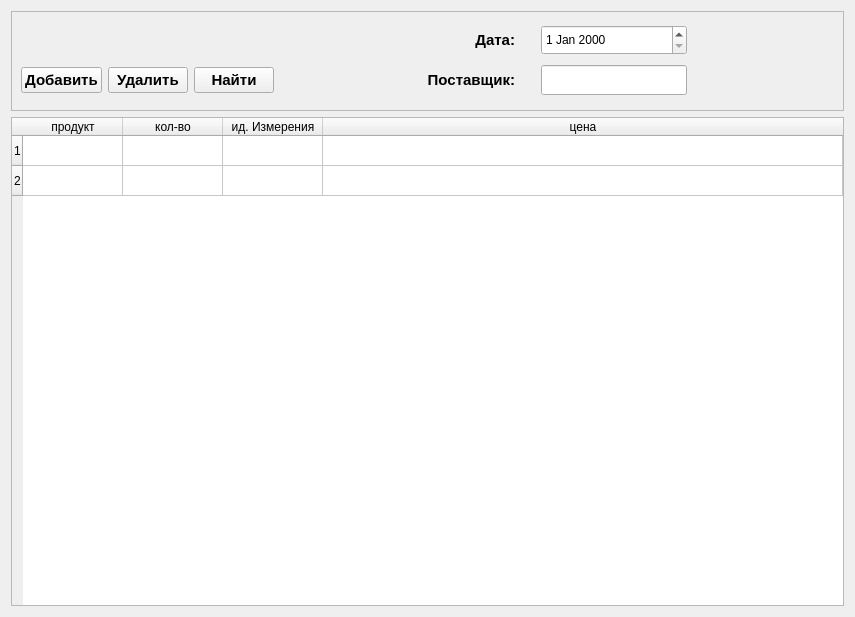
Above: ui/prihod.ui from daslin02/Docu before the change. Below: the same form after it.
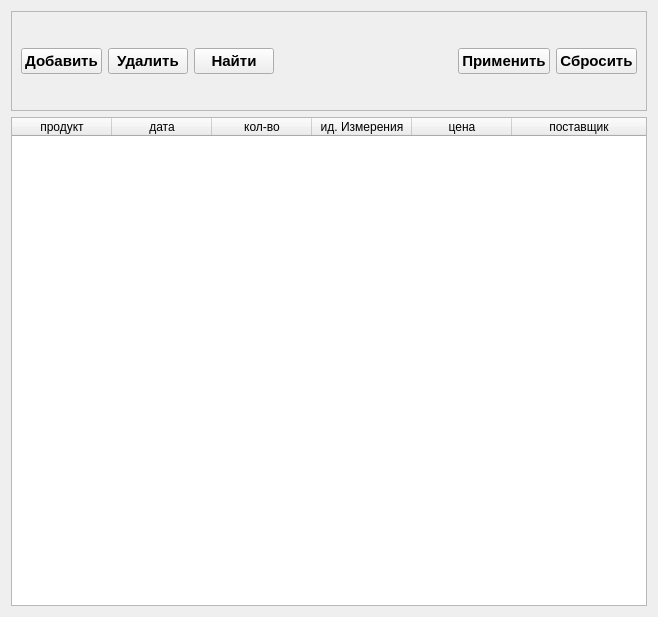
That is the form after the change.

What changed in the file:
```diff
--- a/ui/prihod.ui
+++ b/ui/prihod.ui
@@ -6,7 +6,7 @@
    <rect>
     <x>0</x>
     <y>0</y>
-    <width>855</width>
+    <width>658</width>
     <height>617</height>
    </rect>
   </property>
@@ -29,77 +29,7 @@
       <enum>QFrame::Raised</enum>
      </property>
      <layout class="QGridLayout" name="gridLayout">
-      <item row="2" column="4">
-       <widget class="QLabel" name="L_post">
-        <property name="minimumSize">
-         <size>
-          <width>0</width>
-          <height>30</height>
-         </size>
-        </property>
-        <property name="styleSheet">
-         <string notr="true">font-size:15px;
-font-weight:bold;</string>
-        </property>
-        <property name="text">
-         <string>Поставщик:</string>
-        </property>
-        <property name="alignment">
-         <set>Qt::AlignRight|Qt::AlignTrailing|Qt::AlignVCenter</set>
-        </property>
-       </widget>
-      </item>
-      <item row="2" column="2">
-       <widget class="QPushButton" name="PB_find">
-        <property name="cursor">
-         <cursorShape>PointingHandCursor</cursorShape>
-        </property>
-        <property name="styleSheet">
-         <string notr="true">font-size:15px;
-font-weight:bold;</string>
-        </property>
-        <property name="text">
-         <string>Найти</string>
-        </property>
-       </widget>
-      </item>
-      <item row="0" column="6">
-       <widget class="QDateEdit" name="DE_data">
-        <property name="minimumSize">
-         <size>
-          <width>0</width>
-          <height>30</height>
-         </size>
-        </property>
-       </widget>
-      </item>
-      <item row="2" column="6">
-       <widget class="QLineEdit" name="LE_post">
-        <property name="minimumSize">
-         <size>
-          <width>0</width>
-          <height>30</height>
-         </size>
-        </property>
-       </widget>
-      </item>
-      <item row="0" column="5">
-       <spacer name="horizontalSpacer">
-        <property name="orientation">
-         <enum>Qt::Horizontal</enum>
-        </property>
-        <property name="sizeType">
-         <enum>QSizePolicy::Maximum</enum>
-        </property>
-        <property name="sizeHint" stdset="0">
-         <size>
-          <width>20</width>
-          <height>20</height>
-         </size>
-        </property>
-       </spacer>
-      </item>
-      <item row="2" column="0">
+      <item row="1" column="0">
        <widget class="QPushButton" name="PB_add">
         <property name="cursor">
          <cursorShape>PointingHandCursor</cursorShape>
@@ -113,7 +43,62 @@
         </property>
        </widget>
       </item>
-      <item row="2" column="1">
+      <item row="1" column="4">
+       <widget class="QPushButton" name="PB_accept">
+        <property name="cursor">
+         <cursorShape>PointingHandCursor</cursorShape>
+        </property>
+        <property name="styleSheet">
+         <string notr="true">font-size:15px;
+font-weight:bold;</string>
+        </property>
+        <property name="text">
+         <string>Применить</string>
+        </property>
+       </widget>
+      </item>
+      <item row="1" column="5">
+       <widget class="QPushButton" name="PB_reset">
+        <property name="cursor">
+         <cursorShape>PointingHandCursor</cursorShape>
+        </property>
+        <property name="styleSheet">
+         <string notr="true">font-size:15px;
+font-weight:bold;</string>
+        </property>
+        <property name="text">
+         <string>Сбросить</string>
+        </property>
+       </widget>
+      </item>
+      <item row="1" column="2">
+       <widget class="QPushButton" name="PB_find">
+        <property name="cursor">
+         <cursorShape>PointingHandCursor</cursorShape>
+        </property>
+        <property name="styleSheet">
+         <string notr="true">font-size:15px;
+font-weight:bold;</string>
+        </property>
+        <property name="text">
+         <string>Найти</string>
+        </property>
+       </widget>
+      </item>
+      <item row="1" column="3">
+       <spacer name="horizontalSpacer_2">
+        <property name="orientation">
+         <enum>Qt::Horizontal</enum>
+        </property>
+        <property name="sizeHint" stdset="0">
+         <size>
+          <width>40</width>
+          <height>20</height>
+         </size>
+        </property>
+       </spacer>
+      </item>
+      <item row="1" column="1">
        <widget class="QPushButton" name="PB_delete">
         <property name="cursor">
          <cursorShape>PointingHandCursor</cursorShape>
@@ -127,52 +112,6 @@
         </property>
        </widget>
       </item>
-      <item row="2" column="3">
-       <spacer name="horizontalSpacer_2">
-        <property name="orientation">
-         <enum>Qt::Horizontal</enum>
-        </property>
-        <property name="sizeHint" stdset="0">
-         <size>
-          <width>40</width>
-          <height>20</height>
-         </size>
-        </property>
-       </spacer>
-      </item>
-      <item row="0" column="4">
-       <widget class="QLabel" name="L_data">
-        <property name="minimumSize">
-         <size>
-          <width>0</width>
-          <height>30</height>
-         </size>
-        </property>
-        <property name="styleSheet">
-         <string notr="true">font-size:15px;
-font-weight:bold;</string>
-        </property>
-        <property name="text">
-         <string>Дата:</string>
-        </property>
-        <property name="alignment">
-         <set>Qt::AlignRight|Qt::AlignTrailing|Qt::AlignVCenter</set>
-        </property>
-       </widget>
-      </item>
-      <item row="2" column="7">
-       <spacer name="horizontalSpacer_3">
-        <property name="orientation">
-         <enum>Qt::Horizontal</enum>
-        </property>
-        <property name="sizeHint" stdset="0">
-         <size>
-          <width>40</width>
-          <height>20</height>
-         </size>
-        </property>
-       </spacer>
-      </item>
      </layout>
     </widget>
    </item>
@@ -190,21 +129,16 @@
      <attribute name="horizontalHeaderStretchLastSection">
       <bool>true</bool>
      </attribute>
-     <row>
-      <property name="text">
-       <string>1</string>
-      </property>
-     </row>
-     <row>
-      <property name="text">
-       <string>2</string>
-      </property>
-     </row>
      <column>
       <property name="text">
        <string>продукт</string>
       </property>
      </column>
+     <column>
+      <property name="text">
+       <string>дата</string>
+      </property>
+     </column>
      <column>
       <property name="text">
        <string>кол-во</string>
@@ -220,6 +154,11 @@
        <string>цена</string>
       </property>
      </column>
+     <column>
+      <property name="text">
+       <string>поставщик</string>
+      </property>
+     </column>
     </widget>
    </item>
   </layout>
```
